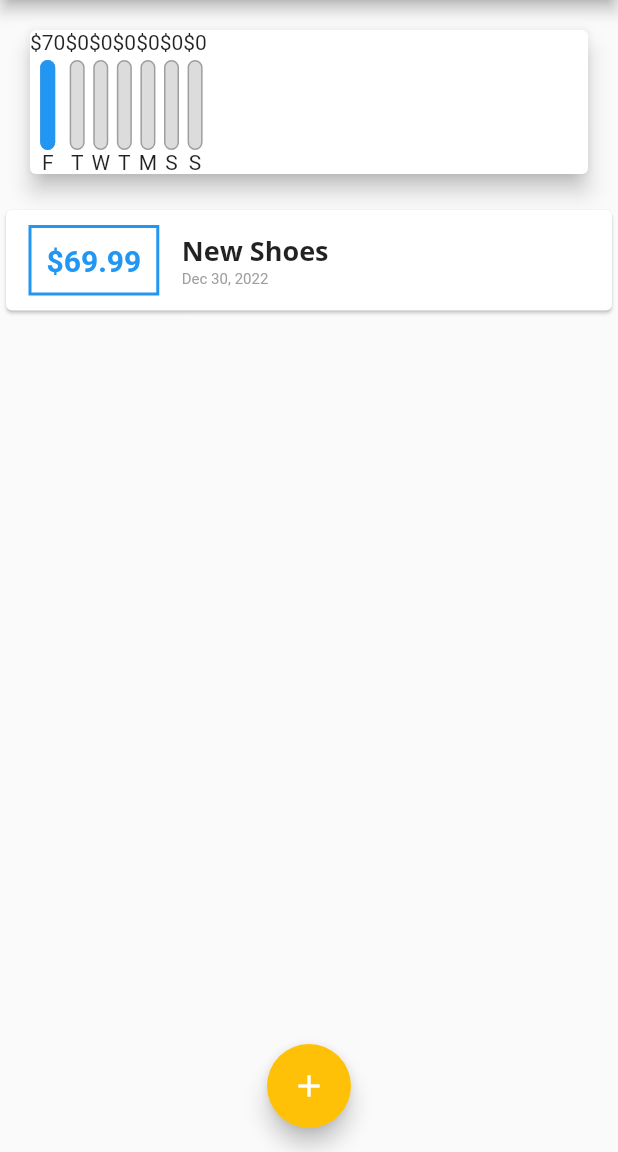
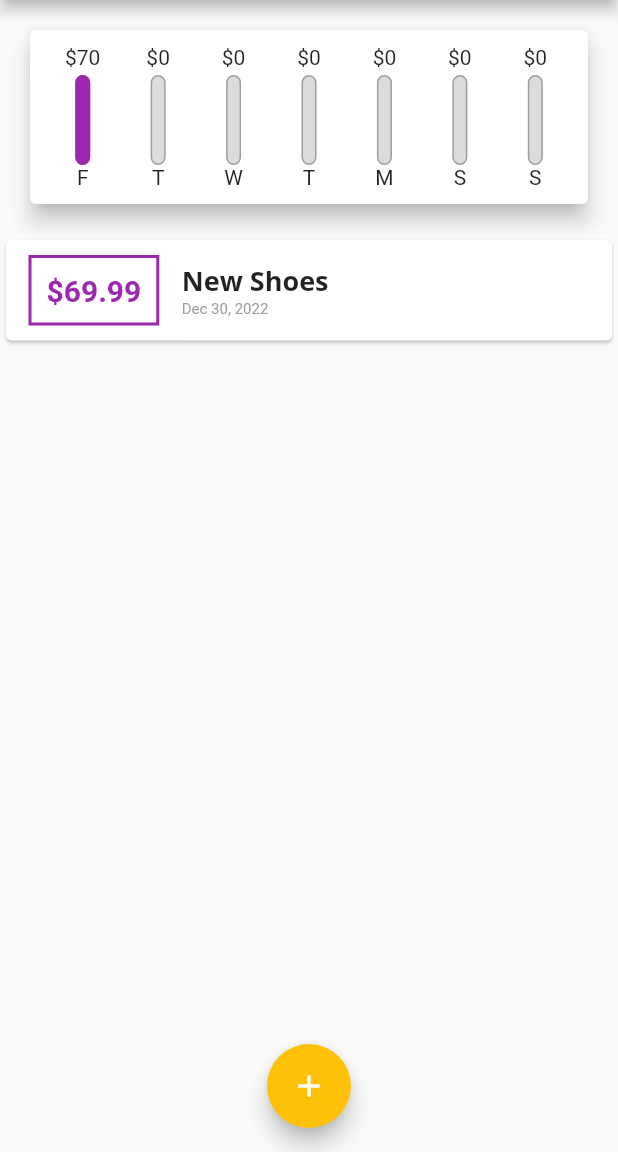
Before and after one commit to Azuos0/flutter-personal-expenses-app, a Flutter app: the screen it shows after launch, on a phone screen of 412 x 824 dp, the part 84-1236 px from its top. Run offline on Flutter 3.47's test engine with Material 2 defaults, Android fonts, the phone set to English and light mode, and no system bars.

Commit message:
finishing the chart bars

```diff
--- a/lib/main.dart
+++ b/lib/main.dart
@@ -18,6 +18,7 @@ class MyApp extends StatelessWidget {
       theme: ThemeData(
         colorScheme: ColorScheme.fromSwatch(primarySwatch: Colors.purple)
             .copyWith(secondary: Colors.amber),
+        primaryColor: Colors.purple,
         fontFamily: 'Quicksand',
         textTheme: ThemeData.light().textTheme.copyWith(
                 titleMedium: const TextStyle(
--- a/lib/widgets/charts.dart
+++ b/lib/widgets/charts.dart
@@ -42,16 +42,23 @@ class Chart extends StatelessWidget {
     return Card(
       elevation: 6,
       margin: const EdgeInsets.all(20),
+      child: Padding(
+        padding: const EdgeInsets.all(10),
         child: Row(
+            mainAxisAlignment: MainAxisAlignment.spaceAround,
             children: groupedTransactionValues.map((data) {
-        return ChartBar(
+              return Flexible(
+                fit: FlexFit.tight,
+                child: ChartBar(
                   label: data['day'] as String,
                   spendingAmount: data['amount'] as double,
                   spendingPctOfTotal: totalSpending == 0.0
                       ? 0.0
                       : (data['amount'] as double) / totalSpending,
+                ),
               );
             }).toList()),
+      ),
     );
   }
 }
--- a/lib/widgets/charts_bars.dart
+++ b/lib/widgets/charts_bars.dart
@@ -16,7 +16,9 @@ class ChartBar extends StatelessWidget {
   Widget build(BuildContext context) {
     return Column(
       children: [
-        Text('\$${spendingAmount.toStringAsFixed(0)}'),
+        FittedBox(
+          child: Text('\$${spendingAmount.toStringAsFixed(0)}'),
+        ),
         const SizedBox(
           height: 4,
         ),
```
Lines whose indentation alone changed are shown as unchanged.
